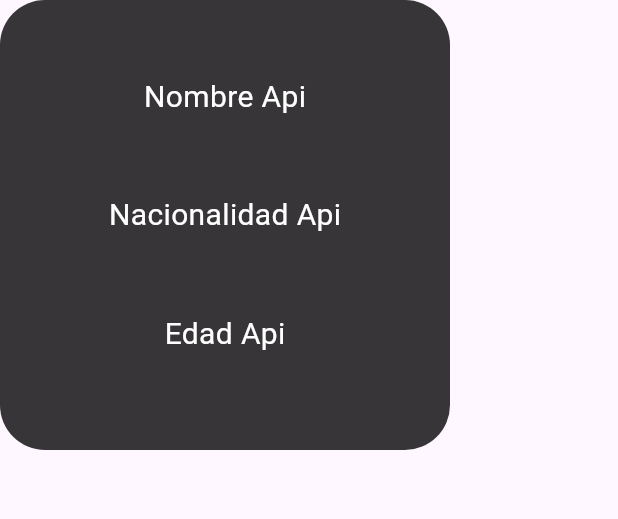
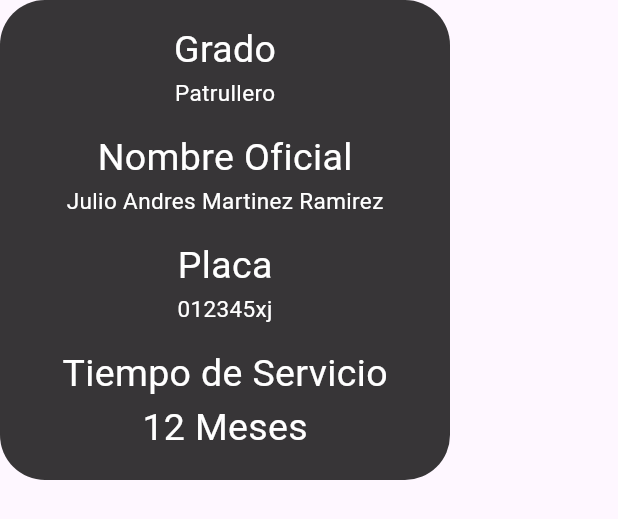
Before and after one commit to julio763284/25-09-2025, a Flutter app: the HomeviewSuccess widget shown alone on an empty page, opened directly, on a phone screen of 412 x 824 dp. Shown: the top 519 px of the screen. Run offline on Flutter 3.47's test engine with Material 3 defaults, Android fonts, the phone set to English and light mode, and no system bars; our stand-ins replace bloc, dio, flutter_bloc; network calls fail.

Commit message:
commit 29/09/2025

```diff
--- /dev/null
+++ b/formulario/devtools_options.yaml
@@ -0,0 +1,3 @@
+description: This file stores settings for Dart & Flutter DevTools.
+documentation: https://docs.flutter.dev/tools/devtools/extensions#configure-extension-enablement-states
+extensions:
--- a/formulario/lib/Homepage.dart
+++ b/formulario/lib/Homepage.dart
@@ -30,7 +30,7 @@ class HomePage extends StatelessWidget {
             child: Column(
               children: [
                 SizedBox(height: 40.0),
-                Text("RESERVISTA # 100" , style: TextStyle(fontStyle: FontStyle.italic, fontSize: 35.0, color: Colors.white)),
+                Text("OFICIAL" , style: TextStyle(fontStyle: FontStyle.italic, fontSize: 35.0, color: Colors.white)),
                 SizedBox(height: 10.0),
                 Container(
                   width: 120,
@@ -83,16 +83,22 @@ class HomeviewSuccess extends StatelessWidget {
   Widget build(BuildContext context) {
     return Container(
       width: 300.0,
-      height: 300.0,
+      height: 320.0,
       decoration: BoxDecoration(borderRadius: BorderRadius.circular(30.0), color: Color.fromARGB(200, 0, 0, 0)),
       child: Column(
         children: [
-          SizedBox(height: 50.0,),
-          Text("Nombre Api" , style: TextStyle(color: Colors.white, fontSize: 20.0),),
-          SizedBox(height: 50.0,),
-          Text("Nacionalidad Api" , style: TextStyle(color: Colors.white, fontSize: 20.0),),
-          SizedBox(height: 50.0,),
-          Text("Edad Api" , style: TextStyle(color: Colors.white, fontSize: 20.0),)
+          SizedBox(height: 15.0,),
+          Text("Grado" , style: TextStyle(color: Colors.white, fontSize: 25.0),),
+          Text("Patrullero" , style: TextStyle(color: Colors.white, fontSize: 15.0),),
+          SizedBox(height: 15.0,),
+          Text("Nombre Oficial" , style: TextStyle(color: Colors.white, fontSize: 25.0),),
+          Text("Julio Andres Martinez Ramirez" , style: TextStyle(color: Colors.white, fontSize: 15.0),),
+          SizedBox(height: 15.0,),
+          Text("Placa" , style: TextStyle(color: Colors.white, fontSize: 25.0),),
+          Text("012345xj" , style: TextStyle(color: Colors.white, fontSize: 15.0),),
+          SizedBox(height: 15.0,),
+          Text("Tiempo de Servicio" , style: TextStyle(color: Colors.white, fontSize: 25.0),),
+          Text("12 Meses" , style: TextStyle(color: Colors.white, fontSize: 25.0),)
         ],
       ),
     );
--- a/formulario/lib/Presentacion/bloc/bloc.dart
+++ b/formulario/lib/Presentacion/bloc/bloc.dart
@@ -16,7 +16,7 @@ class Logicaapp extends Bloc<Eventosapp, Estadosapp> {
   await Future.delayed(Duration(seconds: 2));
 
   Dio dio = Dio();
-  String url = 'htthttps://datos2-0.free.beeceptor.com/';
+  String url = 'https://datos2-0.free.beeceptor.com/';
 
   try {
     Response response = await dio.post(
--- /dev/null
+++ b/formulario/lib/Presentacion/bloc2/estados2.dart
@@ -0,0 +1,11 @@
+class EstadosHome {}
+
+class EstadoHomeLoading extends EstadosHome{}
+class EstadoHomeExitoso extends EstadosHome{
+  final String grado;
+  final String nombre;
+  final String placa;
+  final String servicio;
+  EstadoHomeExitoso({required this.grado, required this.nombre, required this.placa, required this.servicio});
+}
+class EstadoHomeFailure extends EstadosHome{}
--- /dev/null
+++ b/formulario/lib/Presentacion/bloc2/eventos2.dart
@@ -0,0 +1,2 @@
+class EventosHome {}
+class EventosHomeIniciarPeticion extends EventosHome {}
--- /dev/null
+++ b/formulario/lib/Presentacion/models/models.dart
@@ -0,0 +1,13 @@
+class DatosUser {
+  String? grado;
+  String? nombre;
+  String? placa;
+  String? tiempoServicio;
+
+  DatosUser(Map json){
+  grado = json['patrullero'];
+  nombre = json['Julio Andres Martinez Ramirez'];
+  placa = json['012345xj'];
+  tiempoServicio = json['1 año'];
+  }
+}
```
Also changed, not shown: formulario/lib/Presentacion/bloc2/bloc2.dart (added, +24 -0 lines), formulario/pubspec.lock.
